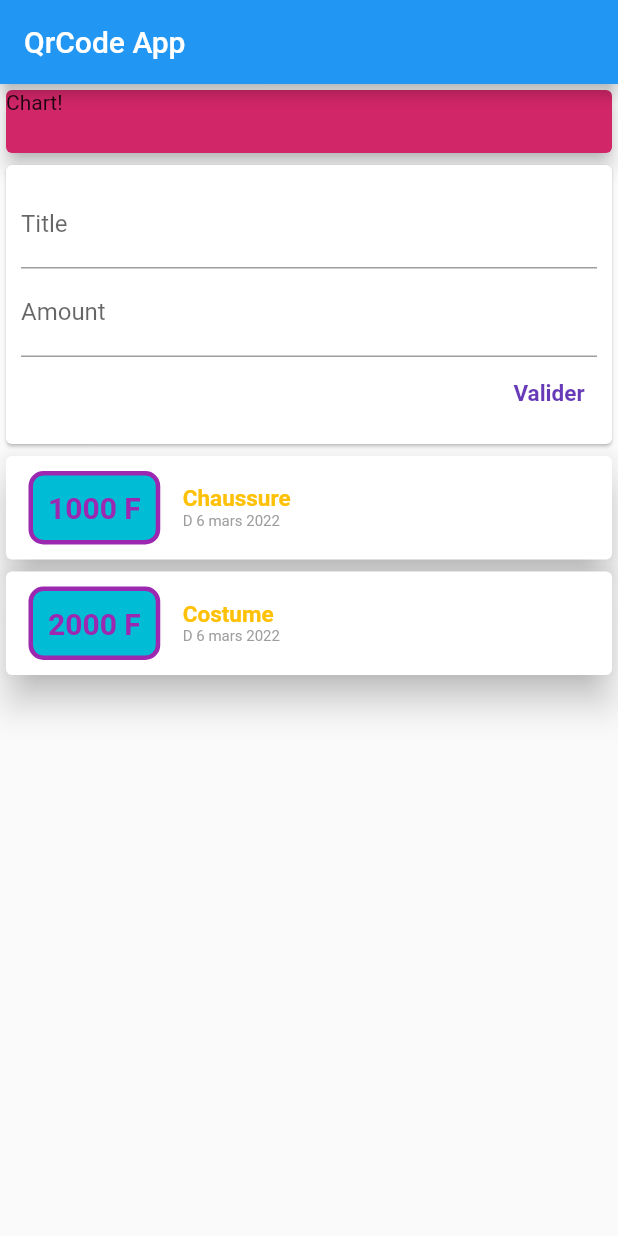
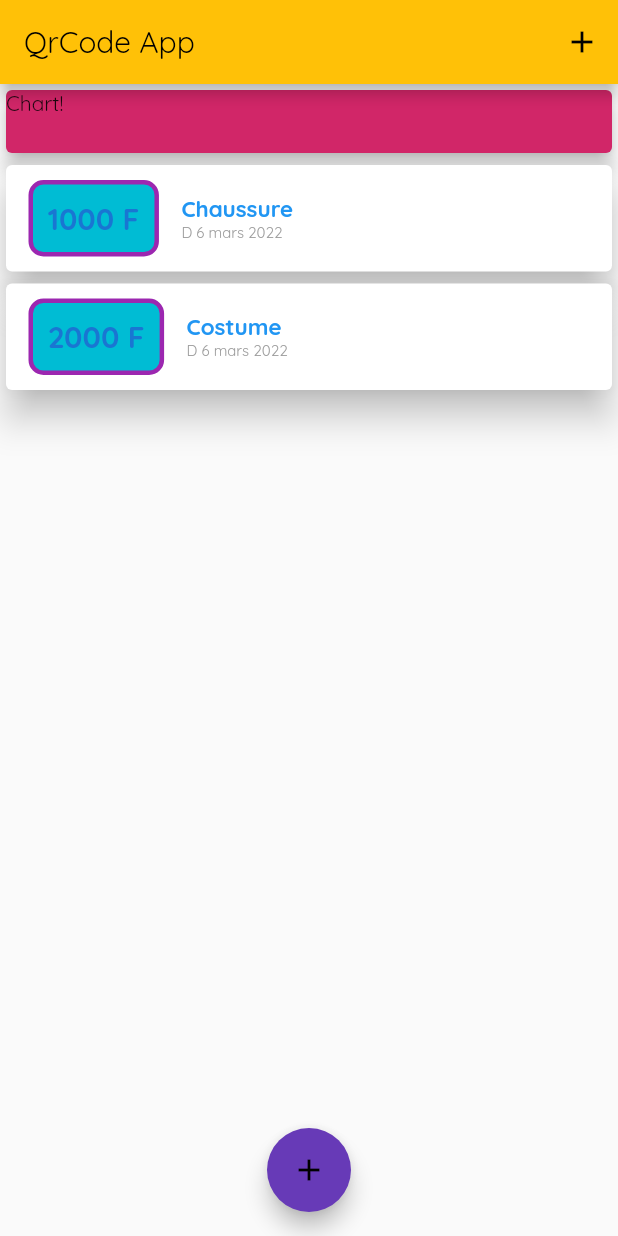
Before and after one commit to fayeyoussou/flutter_learn, a Flutter app: the screen it shows after launch, on a phone screen of 412 x 824 dp. Run offline on Flutter 3.47's test engine with Material 2 defaults, Android fonts, the phone set to English and light mode, and no system bars.

Commit message:
04_Widget/12_theming

```diff
--- a/expense_app/lib/main.dart
+++ b/expense_app/lib/main.dart
@@ -1,9 +1,11 @@
+import 'package:expense_app/widgets/new_transaction.dart';
+import 'package:expense_app/widgets/transaction_list.dart';
 
-
-import 'package:expense_app/widgets/user_transactions.dart';
 import 'package:flutter/material.dart';
 import 'package:intl/intl.dart';
 import 'package:intl/date_symbol_data_local.dart';
+
+import 'models/transaction.dart';
 
 void main() => runApp(MyApp());
 
@@ -12,18 +14,52 @@ class MyApp extends StatelessWidget {
   @override
   Widget build(BuildContext context) {
     return MaterialApp(
-      title: 'Flutter App',
+      theme: ThemeData(
+        colorScheme: ColorScheme.fromSwatch(primarySwatch: Colors.amber).
+        copyWith(secondary: Colors.deepPurple).copyWith(tertiary: Colors.blue),
+        fontFamily: 'Quicksand'
+      ),
+      title: 'Expense',
       home: MyHomePage(),
     );
   }
 }
 
-class MyHomePage extends StatelessWidget {
+class MyHomePage extends StatefulWidget {
+  @override
+  State<MyHomePage> createState() => _MyHomePageState();
+}
 
+class _MyHomePageState extends State<MyHomePage> {
   // String? titleInput;
-  // String? amountInput;
   final titleController = TextEditingController();
+
   final amountController = TextEditingController();
+  final List<Transaction> _userTransactions = [
+    Transaction(
+        id: 'T1', title: 'Chaussure', amount: 1000, date: DateTime.now()),
+    Transaction(id: 'T2', title: 'Costume', amount: 2000, date: DateTime.now())
+  ];
+  void _addNew(String txTitle, double txAmount) {
+    final newTx = Transaction(
+        id: (DateTime.now()).toString(),
+        title: txTitle,
+        amount: txAmount,
+        date: DateTime.now());
+    setState(() {
+      _userTransactions.add(newTx);
+    });
+  }
+
+  void _startAddNewTransaction(BuildContext ctx) {
+    showModalBottomSheet(
+        context: ctx,
+        builder: (bCtx) {
+          return GestureDetector(
+            onTap: (){},
+            child:NewTransaction(addNew: _addNew));
+        });
+  }
 
   @override
   Widget build(BuildContext context) {
@@ -32,6 +68,11 @@ class MyHomePage extends StatelessWidget {
     return Scaffold(
       appBar: AppBar(
         title: Text('QrCode App'),
+        actions: [
+          IconButton(
+              onPressed: () => _startAddNewTransaction(context),
+              icon: Icon(Icons.add))
+        ],
       ),
       body: SingleChildScrollView(
         child: Column(
@@ -48,10 +89,15 @@ class MyHomePage extends StatelessWidget {
                 elevation: 5,
               ),
             ),
-              UserTransaction()
-
+            TransactionList(_userTransactions)
           ],
         ),
-        ));
+      ),
+      floatingActionButtonLocation: FloatingActionButtonLocation.centerFloat,
+      floatingActionButton: FloatingActionButton(
+        child: Icon(Icons.add),
+        onPressed: () => _startAddNewTransaction(context),
+      ),
+    );
   }
 }
--- a/expense_app/lib/widgets/transaction_list.dart
+++ b/expense_app/lib/widgets/transaction_list.dart
@@ -13,49 +13,49 @@ class TransactionList extends StatelessWidget {
     initializeDateFormatting();
     return Container(
       height: 300,
-      child: ListView(
-
-        children: transactions
-            .map((e) => Card(
+      child: ListView.builder(
+        itemBuilder: (context, index) {
+          return Card(
             elevation: 10,
             child: Row(
               children: [
                 Container(
                   padding: EdgeInsets.all(10),
-                        margin:
-                            EdgeInsets.symmetric(vertical: 10, horizontal: 15),
+                  margin: EdgeInsets.symmetric(vertical: 10, horizontal: 15),
                   decoration: BoxDecoration(
                       borderRadius: BorderRadius.circular(10),
                       border: Border.all(color: Colors.purple, width: 3),
                       color: Colors.cyan),
                   child: Text(
-                          '${e.amount.toInt()} F',
+                    '${transactions[index].amount.toInt()} F',
                     style: TextStyle(
                         fontWeight: FontWeight.bold,
                         fontSize: 20,
-                              color: Colors.purple),
+                        color: Theme.of(context).primaryColorDark
+                        ),
                   ),
                 ),
                 Column(
                   crossAxisAlignment: CrossAxisAlignment.start,
                   children: [
                     Text(
-                            e.title,
+                      transactions[index].title,
                       style: TextStyle(
                           fontWeight: FontWeight.bold,
                           fontSize: 15,
-                                color: Colors.amber),
+                          color: Theme.of(context).primaryColor),
                     ),
                     Text(
-                            DateFormat('EEEEE d MMM yyyy', 'fr').format(e.date),
+                      DateFormat('EEEEE d MMM yyyy', 'fr').format(transactions[index].date),
                       style: TextStyle(color: Colors.grey, fontSize: 10),
                     )
                   ],
                 )
               ],
             ),
-                ))
-            .toList(),
+          );
+        },
+        itemCount: transactions.length,
       ),
     );
   }
--- a/expense_app/lib/widgets/user_transactions.dart
+++ /dev/null
@@ -1,37 +0,0 @@
-import 'package:expense_app/widgets/new_transaction.dart';
-import 'package:expense_app/widgets/transaction_list.dart';
-import 'package:flutter/material.dart';
-
-import '../models/transaction.dart';
-
-class UserTransaction extends StatefulWidget {
-  UserTransaction({Key? key}) : super(key: key);
-
-  @override
-  State<UserTransaction> createState() => _UserTransactionState();
-}
-
-class _UserTransactionState extends State<UserTransaction> {
-  final List<Transaction> _userTransactions = [
-    Transaction(
-        id: 'T1', title: 'Chaussure', amount: 1000, date: DateTime.now()),
-    Transaction(id: 'T2', title: 'Costume', amount: 2000, date: DateTime.now())
-  ];
-  void _addNew(String txTitle, double txAmount) {
-    final newTx = Transaction(
-        id: (DateTime.now()).toString(),
-        title: txTitle,
-        amount: txAmount,
-        date: DateTime.now());
-    setState(() {
-      _userTransactions.add(newTx);
-    });
-  }
-
-  @override
-  Widget build(BuildContext context) {
-    return Column(
-      children: [NewTransaction(addNew:_addNew), TransactionList(_userTransactions)],
-    );
-  }
-}
```
Also changed, not shown: expense_app/lib/widgets/new_transaction.dart (+24 -7 lines), expense_app/pubspec.yaml (+12 -12 lines), expense_app/assets/fonts/OpenSans-Bold.ttf (added), expense_app/assets/fonts/OpenSans-Regular.ttf (added), expense_app/assets/fonts/Quicksand-Bold.ttf (added), expense_app/assets/fonts/Quicksand-Light.ttf (added), expense_app/assets/fonts/Quicksand-Medium.ttf (added), expense_app/assets/fonts/Quicksand-Regular.ttf (added). Lines whose indentation alone changed are shown as unchanged.
